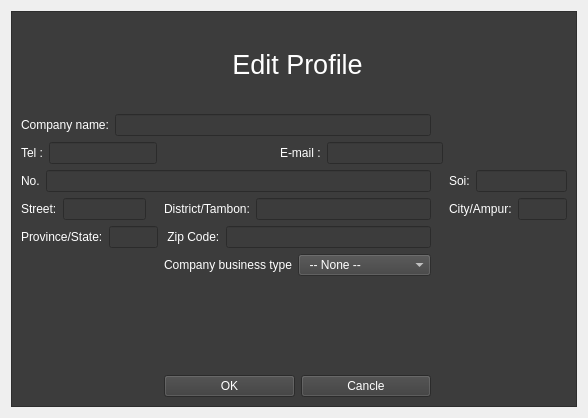
Sirawap/PathFinder-Project, file ui_form/Company_Edit_Profile.ui: the form before one commit.
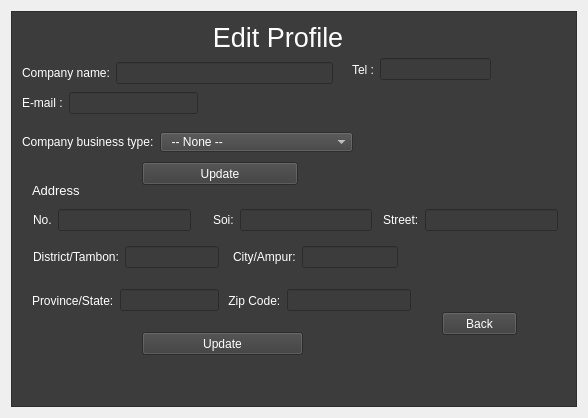
The form after the commit. Icons and pictures are not drawn.

The edit to the form file:
```diff
--- a/ui_form/Company_Edit_Profile.ui
+++ b/ui_form/Company_Edit_Profile.ui
@@ -49,26 +49,154 @@
         <height>398</height>
        </rect>
       </property>
-      <layout class="QGridLayout" name="gridLayout_3">
-       <item row="4" column="6">
-        <layout class="QHBoxLayout" name="horizontalLayout_9">
+      <widget class="QLabel" name="label">
+       <property name="geometry">
+        <rect>
+         <x>202</x>
+         <y>9</y>
+         <width>128</width>
+         <height>33</height>
+        </rect>
+       </property>
+       <property name="font">
+        <font>
+         <pointsize>20</pointsize>
+        </font>
+       </property>
+       <property name="text">
+        <string>Edit Profile</string>
+       </property>
+       <property name="alignment">
+        <set>Qt::AlignCenter</set>
+       </property>
+      </widget>
+      <widget class="QLabel" name="error_label">
+       <property name="geometry">
+        <rect>
+         <x>202</x>
+         <y>309</y>
+         <width>16</width>
+         <height>16</height>
+        </rect>
+       </property>
+       <property name="text">
+        <string/>
+       </property>
+      </widget>
+      <widget class="QPushButton" name="pushButton_updateCompany">
+       <property name="geometry">
+        <rect>
+         <x>130</x>
+         <y>150</y>
+         <width>156</width>
+         <height>23</height>
+        </rect>
+       </property>
+       <property name="text">
+        <string>Update</string>
+       </property>
+      </widget>
+      <widget class="QLabel" name="label_6">
+       <property name="geometry">
+        <rect>
+         <x>20</x>
+         <y>170</y>
+         <width>51</width>
+         <height>16</height>
+        </rect>
+       </property>
+       <property name="font">
+        <font>
+         <pointsize>10</pointsize>
+        </font>
+       </property>
+       <property name="text">
+        <string>Address</string>
+       </property>
+      </widget>
+      <widget class="QLabel" name="error_label_add">
+       <property name="geometry">
+        <rect>
+         <x>80</x>
+         <y>360</y>
+         <width>371</width>
+         <height>16</height>
+        </rect>
+       </property>
+       <property name="text">
+        <string/>
+       </property>
+      </widget>
+      <widget class="QLabel" name="error_label_prof">
+       <property name="geometry">
+        <rect>
+         <x>190</x>
+         <y>90</y>
+         <width>371</width>
+         <height>16</height>
+        </rect>
+       </property>
+       <property name="text">
+        <string/>
+       </property>
+      </widget>
+      <widget class="QWidget" name="">
+       <property name="geometry">
+        <rect>
+         <x>10</x>
+         <y>50</y>
+         <width>311</width>
+         <height>22</height>
+        </rect>
+       </property>
+       <layout class="QHBoxLayout" name="horizontalLayout">
          <item>
-          <widget class="QLabel" name="label_13">
+         <widget class="QLabel" name="label_2">
            <property name="text">
-            <string>City/Ampur:</string>
+           <string>Company name:</string>
            </property>
           </widget>
          </item>
          <item>
-          <widget class="QLineEdit" name="lineEdit_city">
+         <widget class="QLineEdit" name="lineEdit_comp_name">
            <property name="text">
             <string/>
            </property>
           </widget>
          </item>
         </layout>
-       </item>
-       <item row="3" column="6">
+      </widget>
+      <widget class="QWidget" name="">
+       <property name="geometry">
+        <rect>
+         <x>21</x>
+         <y>197</y>
+         <width>158</width>
+         <height>22</height>
+        </rect>
+       </property>
+       <layout class="QHBoxLayout" name="horizontalLayout_5">
+        <item>
+         <widget class="QLabel" name="label_8">
+          <property name="text">
+           <string>No.</string>
+          </property>
+         </widget>
+        </item>
+        <item>
+         <widget class="QLineEdit" name="lineEdit_houseNo"/>
+        </item>
+       </layout>
+      </widget>
+      <widget class="QWidget" name="">
+       <property name="geometry">
+        <rect>
+         <x>201</x>
+         <y>197</y>
+         <width>159</width>
+         <height>22</height>
+        </rect>
+       </property>
         <layout class="QHBoxLayout" name="horizontalLayout_6">
          <item>
           <widget class="QLabel" name="label_11">
@@ -81,31 +209,139 @@
           <widget class="QLineEdit" name="lineEdit_soi"/>
          </item>
         </layout>
-       </item>
-       <item row="12" column="3">
-        <layout class="QHBoxLayout" name="horizontalLayout_13">
+      </widget>
+      <widget class="QWidget" name="">
+       <property name="geometry">
+        <rect>
+         <x>371</x>
+         <y>197</y>
+         <width>175</width>
+         <height>22</height>
+        </rect>
+       </property>
+       <layout class="QHBoxLayout" name="horizontalLayout_7">
+        <item>
+         <widget class="QLabel" name="label_15">
+          <property name="text">
+           <string>Street:</string>
+          </property>
+         </widget>
+        </item>
          <item>
-          <widget class="QPushButton" name="pushButton_OK">
+         <widget class="QLineEdit" name="lineEdit_street"/>
+        </item>
+       </layout>
+      </widget>
+      <widget class="QWidget" name="">
+       <property name="geometry">
+        <rect>
+         <x>21</x>
+         <y>227</y>
+         <width>186</width>
+         <height>36</height>
+        </rect>
+       </property>
+       <layout class="QHBoxLayout" name="horizontalLayout_8">
+        <item>
+         <widget class="QLabel" name="label_17">
            <property name="text">
-            <string>OK</string>
+           <string>District/Tambon:</string>
            </property>
           </widget>
          </item>
          <item>
-          <widget class="QPushButton" name="pushButton_Cancle">
+         <widget class="QLineEdit" name="lineEdit_district"/>
+        </item>
+       </layout>
+      </widget>
+      <widget class="QWidget" name="">
+       <property name="geometry">
+        <rect>
+         <x>221</x>
+         <y>227</y>
+         <width>165</width>
+         <height>36</height>
+        </rect>
+       </property>
+       <layout class="QHBoxLayout" name="horizontalLayout_9">
+        <item>
+         <widget class="QLabel" name="label_13">
            <property name="text">
-            <string>Cancle</string>
+           <string>City/Ampur:</string>
            </property>
           </widget>
          </item>
-        </layout>
-       </item>
-       <item row="9" column="3">
-        <layout class="QHBoxLayout" name="horizontalLayout_12">
+        <item>
+         <widget class="QLineEdit" name="lineEdit_city">
+          <property name="text">
+           <string/>
+          </property>
+         </widget>
+        </item>
+       </layout>
+      </widget>
+      <widget class="QWidget" name="">
+       <property name="geometry">
+        <rect>
+         <x>20</x>
+         <y>270</y>
+         <width>187</width>
+         <height>37</height>
+        </rect>
+       </property>
+       <layout class="QHBoxLayout" name="horizontalLayout_10">
+        <item>
+         <widget class="QLabel" name="label_14">
+          <property name="text">
+           <string>Province/State:</string>
+          </property>
+         </widget>
+        </item>
+        <item>
+         <widget class="QLineEdit" name="lineEdit_state">
+          <property name="text">
+           <string/>
+          </property>
+         </widget>
+        </item>
+       </layout>
+      </widget>
+      <widget class="QWidget" name="">
+       <property name="geometry">
+        <rect>
+         <x>213</x>
+         <y>270</y>
+         <width>186</width>
+         <height>37</height>
+        </rect>
+       </property>
+       <layout class="QHBoxLayout" name="horizontalLayout_11">
+        <item>
+         <widget class="QLabel" name="label_16">
+          <property name="text">
+           <string> Zip Code:</string>
+          </property>
+         </widget>
+        </item>
+        <item>
+         <widget class="QLineEdit" name="lineEdit_zip"/>
+        </item>
+       </layout>
+      </widget>
+      <widget class="QWidget" name="">
+       <property name="geometry">
+        <rect>
+         <x>10</x>
+         <y>120</y>
+         <width>331</width>
+         <height>20</height>
+        </rect>
+       </property>
+       <layout class="QHBoxLayout" name="horizontalLayout_12" stretch="1,3">
          <item>
           <widget class="QLabel" name="label_5">
            <property name="text">
-            <string>Company business type</string>
+           <string>Company business type:</string>
            </property>
           </widget>
          </item>
@@ -174,28 +410,16 @@
           </widget>
          </item>
         </layout>
-       </item>
-       <item row="1" column="0" colspan="4">
-        <layout class="QHBoxLayout" name="horizontalLayout">
-         <item>
-          <widget class="QLabel" name="label_2">
-           <property name="text">
-            <string>Company name:</string>
-           </property>
-          </widget>
-         </item>
-         <item>
-          <widget class="QLineEdit" name="lineEdit_comp_name">
-           <property name="text">
-            <string/>
-           </property>
-          </widget>
-         </item>
-        </layout>
-       </item>
-       <item row="2" column="0" colspan="6">
-        <layout class="QHBoxLayout" name="horizontalLayout_4">
-         <item>
+      </widget>
+      <widget class="QWidget" name="">
+       <property name="geometry">
+        <rect>
+         <x>340</x>
+         <y>40</y>
+         <width>139</width>
+         <height>35</height>
+        </rect>
+       </property>
           <layout class="QHBoxLayout" name="horizontalLayout_3">
            <item>
             <widget class="QLabel" name="label_3">
@@ -208,20 +432,17 @@
             <widget class="QLineEdit" name="lineEdit_tel"/>
            </item>
           </layout>
-         </item>
-         <item>
-          <spacer name="horizontalSpacer">
-           <property name="orientation">
-            <enum>Qt::Horizontal</enum>
-           </property>
-           <property name="sizeHint" stdset="0">
-            <size>
-             <width>98</width>
-             <height>17</height>
-            </size>
-           </property>
-          </spacer>
-         </item>
+      </widget>
+      <widget class="QWidget" name="">
+       <property name="geometry">
+        <rect>
+         <x>10</x>
+         <y>80</y>
+         <width>176</width>
+         <height>22</height>
+        </rect>
+       </property>
+       <layout class="QHBoxLayout" name="horizontalLayout_2">
          <item>
           <widget class="QLabel" name="label_4">
            <property name="text">
@@ -237,130 +458,33 @@
           </widget>
          </item>
         </layout>
-       </item>
-       <item row="5" column="0" colspan="3">
-        <layout class="QHBoxLayout" name="horizontalLayout_10">
-         <item>
-          <widget class="QLabel" name="label_14">
-           <property name="text">
-            <string>Province/State:</string>
-           </property>
-          </widget>
-         </item>
-         <item>
-          <widget class="QLineEdit" name="lineEdit_state">
-           <property name="text">
-            <string/>
-           </property>
-          </widget>
-         </item>
-        </layout>
-       </item>
-       <item row="4" column="3">
-        <layout class="QHBoxLayout" name="horizontalLayout_8">
-         <item>
-          <widget class="QLabel" name="label_17">
+      </widget>
+      <widget class="QPushButton" name="pushButton_CancelCompAdd">
+       <property name="geometry">
+        <rect>
+         <x>430</x>
+         <y>300</y>
+         <width>75</width>
+         <height>23</height>
+        </rect>
+       </property>
            <property name="text">
-            <string>District/Tambon:</string>
-           </property>
-          </widget>
-         </item>
-         <item>
-          <widget class="QLineEdit" name="lineEdit_district"/>
-         </item>
-        </layout>
-       </item>
-       <item row="0" column="3">
-        <widget class="QLabel" name="label">
-         <property name="font">
-          <font>
-           <pointsize>20</pointsize>
-          </font>
+        <string>Back</string>
+       </property>
+      </widget>
+      <widget class="QPushButton" name="pushButton_UpdateCompAdd">
+       <property name="geometry">
+        <rect>
+         <x>130</x>
+         <y>320</y>
+         <width>161</width>
+         <height>23</height>
+        </rect>
          </property>
          <property name="text">
-          <string>Edit Profile</string>
-         </property>
-         <property name="alignment">
-          <set>Qt::AlignCenter</set>
-         </property>
-        </widget>
-       </item>
-       <item row="0" column="0" colspan="2">
-        <spacer name="horizontalSpacer_3">
-         <property name="orientation">
-          <enum>Qt::Horizontal</enum>
-         </property>
-         <property name="sizeHint" stdset="0">
-          <size>
-           <width>40</width>
-           <height>20</height>
-          </size>
-         </property>
-        </spacer>
-       </item>
-       <item row="4" column="0">
-        <layout class="QHBoxLayout" name="horizontalLayout_7">
-         <item>
-          <widget class="QLabel" name="label_15">
-           <property name="text">
-            <string>Street:</string>
-           </property>
-          </widget>
-         </item>
-         <item>
-          <widget class="QLineEdit" name="lineEdit_street"/>
-         </item>
-        </layout>
-       </item>
-       <item row="12" column="6">
-        <spacer name="horizontalSpacer_2">
-         <property name="orientation">
-          <enum>Qt::Horizontal</enum>
-         </property>
-         <property name="sizeHint" stdset="0">
-          <size>
-           <width>40</width>
-           <height>20</height>
-          </size>
-         </property>
-        </spacer>
-       </item>
-       <item row="3" column="0" colspan="4">
-        <layout class="QHBoxLayout" name="horizontalLayout_5">
-         <item>
-          <widget class="QLabel" name="label_8">
-           <property name="text">
-            <string>No.</string>
-           </property>
-          </widget>
-         </item>
-         <item>
-          <widget class="QLineEdit" name="lineEdit_houseNo"/>
-         </item>
-        </layout>
-       </item>
-       <item row="5" column="3">
-        <layout class="QHBoxLayout" name="horizontalLayout_11">
-         <item>
-          <widget class="QLabel" name="label_16">
-           <property name="text">
-            <string> Zip Code:</string>
-           </property>
-          </widget>
-         </item>
-         <item>
-          <widget class="QLineEdit" name="lineEdit_zip"/>
-         </item>
-        </layout>
-       </item>
-       <item row="10" column="3">
-        <widget class="QLabel" name="error_label">
-         <property name="text">
-          <string/>
-         </property>
-        </widget>
-       </item>
-      </layout>
+        <string>Update</string>
+       </property>
+      </widget>
      </widget>
     </widget>
    </item>
```
Lines whose indentation alone changed are shown as unchanged.
